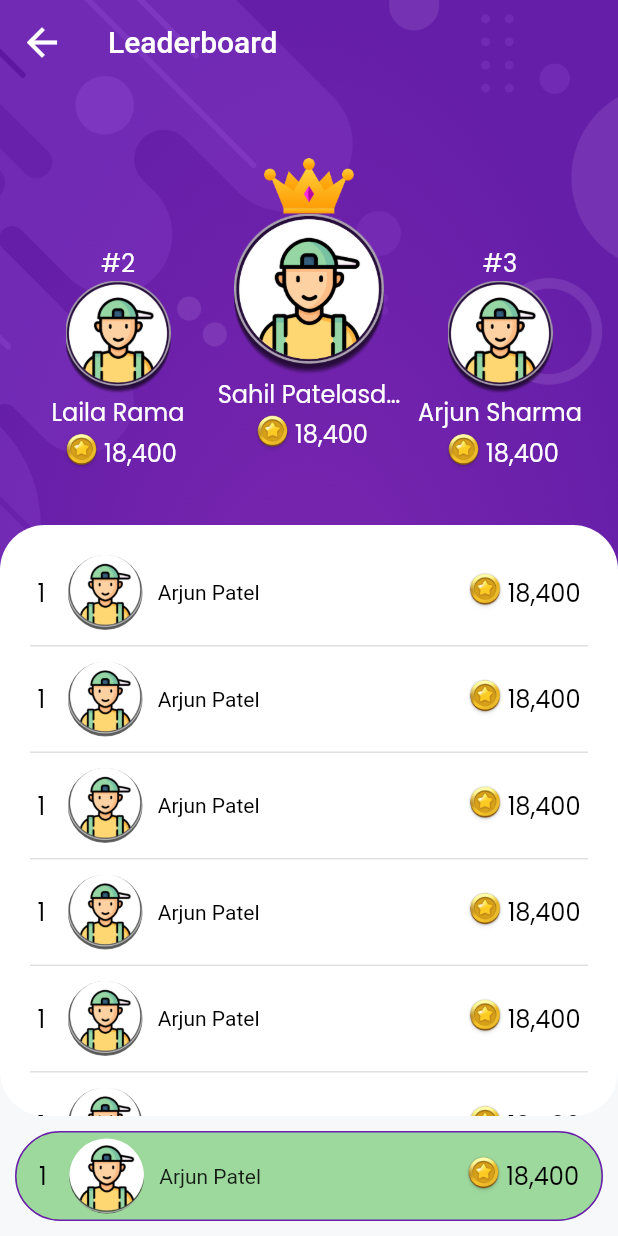
After one commit to abdelRahmanYoussry/Sanad, a Flutter app: the LeaderBoard screen opened directly, on a phone screen of 412 x 824 dp. The commit adds this screen. Run offline on Flutter 3.47's test engine with Material 2 defaults, Android fonts, the phone set to English and light mode, and no system bars; our stand-ins replace dio, easy_localization, flutter_svg, get_storage, google_fonts, introduction_screen and 1 more; accounts and stored records are empty; Roboto replaces fonts that are missing (Manrope).

```diff
--- a/lib/Pages/Level.dart
+++ b/lib/Pages/Level.dart
@@ -63,6 +63,7 @@ class _LevelState extends State<Level> {
             color: Colors.white,
             borderRadius: BorderRadius.all(Radius.circular(40))),
         child: GridView.builder(
+            padding: EdgeInsets.zero,
             gridDelegate: const SliverGridDelegateWithFixedCrossAxisCount(
               crossAxisCount: 2,
             ),
@@ -75,7 +76,8 @@ class _LevelState extends State<Level> {
                 },
                 child: Container(
                   alignment: Alignment.center,
-                  margin: const EdgeInsets.all(15),
+                  margin:
+                      const EdgeInsets.only(left: 10, right: 10, bottom: 20),
                   child: Column(
                     mainAxisAlignment: MainAxisAlignment.center,
                     children: [
@@ -104,7 +106,7 @@ class _LevelState extends State<Level> {
                       boxShadow: [
                         BoxShadow(
                           color: Colors.grey,
-                          blurRadius: 5.0,
+                          blurRadius: 1.0,
                         ),
                       ]),
                 ),
--- /dev/null
+++ b/lib/Pages/leaderboard.dart
@@ -0,0 +1,309 @@
+import 'package:flutter/cupertino.dart';
+import 'package:flutter/material.dart';
+import 'package:google_fonts/google_fonts.dart';
+import 'package:quizapp/Theme/color.dart';
+
+class LeaderBoard extends StatefulWidget {
+  const LeaderBoard({Key? key}) : super(key: key);
+
+  @override
+  _LeaderBoardState createState() => _LeaderBoardState();
+}
+
+class _LeaderBoardState extends State<LeaderBoard> {
+  @override
+  Widget build(BuildContext context) {
+    Size size = MediaQuery.of(context).size;
+    return Scaffold(
+      backgroundColor: appBgColor,
+      body: SingleChildScrollView(
+        child: Stack(
+          children: [
+            SizedBox(
+              height: MediaQuery.of(context).size.height,
+              child: Column(
+                children: [
+                  Container(
+                    height: 400,
+                    decoration: const BoxDecoration(
+                        image: DecorationImage(
+                      image: AssetImage("assets/images/dash_bg.png"),
+                      fit: BoxFit.cover,
+                    )),
+                    child: Row(
+                      mainAxisAlignment: MainAxisAlignment.center,
+                      children: [
+                        const SizedBox(width: 15),
+                        Expanded(
+                          child: SizedBox(
+                            height: 400,
+                            child: Column(
+                              mainAxisAlignment: MainAxisAlignment.center,
+                              children: [
+                                const SizedBox(height: 80),
+                                Text(
+                                  "#2",
+                                  style: GoogleFonts.poppins(
+                                      color: Colors.white, fontSize: 16),
+                                ),
+                                Image.asset(
+                                  "assets/images/ic_user_dummy.png",
+                                  width: 70,
+                                ),
+                                Center(
+                                  child: Text(
+                                    "Laila Rama",
+                                    textAlign: TextAlign.center,
+                                    overflow: TextOverflow.ellipsis,
+                                    style: GoogleFonts.poppins(
+                                        color: Colors.white, fontSize: 16),
+                                  ),
+                                ),
+                                Row(
+                                  crossAxisAlignment: CrossAxisAlignment.center,
+                                  mainAxisAlignment: MainAxisAlignment.center,
+                                  children: [
+                                    SizedBox(
+                                      child: Image.asset(
+                                          "assets/images/ic_icons.png"),
+                                      height: 30,
+                                      width: 30,
+                                    ),
+                                    Text(
+                                      "18,400",
+                                      style: GoogleFonts.poppins(
+                                          color: Colors.white, fontSize: 16),
+                                    ),
+                                  ],
+                                )
+                              ],
+                            ),
+                          ),
+                        ),
+                        Expanded(
+                          child: SizedBox(
+                            height: 400,
+                            child: Column(
+                              mainAxisAlignment: MainAxisAlignment.center,
+                              children: [
+                                const SizedBox(height: 10),
+                                Image.asset(
+                                  "assets/images/ic_user_top.png",
+                                  width: 60,
+                                ),
+                                Image.asset(
+                                  "assets/images/ic_user_dummy.png",
+                                  width: 100,
+                                ),
+                                Center(
+                                  child: Text(
+                                    "Sahil Patelasdasdssdsd",
+                                    textAlign: TextAlign.center,
+                                    overflow: TextOverflow.ellipsis,
+                                    style: GoogleFonts.poppins(
+                                        color: Colors.white, fontSize: 16),
+                                  ),
+                                ),
+                                Row(
+                                  crossAxisAlignment: CrossAxisAlignment.center,
+                                  mainAxisAlignment: MainAxisAlignment.center,
+                                  children: [
+                                    SizedBox(
+                                      child: Image.asset(
+                                          "assets/images/ic_icons.png"),
+                                      height: 30,
+                                      width: 30,
+                                    ),
+                                    Text(
+                                      "18,400",
+                                      style: GoogleFonts.poppins(
+                                          color: Colors.white, fontSize: 16),
+                                    ),
+                                  ],
+                                )
+                              ],
+                            ),
+                          ),
+                        ),
+                        Expanded(
+                          child: SizedBox(
+                            height: 400,
+                            child: Column(
+                              mainAxisAlignment: MainAxisAlignment.center,
+                              children: [
+                                const SizedBox(height: 80),
+                                Text(
+                                  "#3",
+                                  style: GoogleFonts.poppins(
+                                      color: Colors.white, fontSize: 16),
+                                ),
+                                Image.asset(
+                                  "assets/images/ic_user_dummy.png",
+                                  width: 70,
+                                ),
+                                Center(
+                                  child: Text(
+                                    "Arjun Sharma",
+                                    textAlign: TextAlign.center,
+                                    overflow: TextOverflow.ellipsis,
+                                    style: GoogleFonts.poppins(
+                                        color: Colors.white, fontSize: 16),
+                                  ),
+                                ),
+                                Row(
+                                  crossAxisAlignment: CrossAxisAlignment.center,
+                                  mainAxisAlignment: MainAxisAlignment.center,
+                                  children: [
+                                    SizedBox(
+                                      child: Image.asset(
+                                          "assets/images/ic_icons.png"),
+                                      height: 30,
+                                      width: 30,
+                                    ),
+                                    Text(
+                                      "18,400",
+                                      style: GoogleFonts.poppins(
+                                          color: Colors.white, fontSize: 16),
+                                    ),
+                                  ],
+                                )
+                              ],
+                            ),
+                          ),
+                        ),
+                        const SizedBox(width: 15),
+                      ],
+                    ),
+                  ),
+                ],
+              ),
+            ),
+            getAppbar(),
+            buildBody(),
+            getBottom()
+          ],
+        ),
+      ),
+    );
+  }
+
+  getAppbar() {
+    return AppBar(
+      title: const Text(
+        "Leaderboard",
+        style: TextStyle(color: Colors.white, fontSize: 20),
+      ),
+      leading: IconButton(
+        icon: const Icon(Icons.arrow_back, color: Colors.white, size: 30),
+        onPressed: () => Navigator.of(context).pop(),
+      ),
+      backgroundColor: Colors.transparent,
+    );
+  }
+
+  buildBody() {
+    return Positioned.fill(
+      top: 350,
+      bottom: 80,
+      left: 0,
+      right: 0,
+      child: Stack(children: [
+        Container(
+          decoration: const BoxDecoration(
+              color: Colors.white,
+              borderRadius: BorderRadius.all(Radius.circular(30))),
+          height: MediaQuery.of(context).size.height,
+          child: ListView.separated(
+            padding: const EdgeInsets.only(top: 10),
+            itemCount: 25,
+            itemBuilder: (context, index) {
+              return Padding(
+                padding: const EdgeInsets.all(10),
+                child: Row(
+                  children: [
+                    const SizedBox(width: 15),
+                    Text("1",
+                        style: GoogleFonts.poppins(
+                            color: Colors.black, fontSize: 16)),
+                    const SizedBox(width: 15),
+                    const CircleAvatar(
+                        minRadius: 25,
+                        backgroundColor: Colors.transparent,
+                        backgroundImage:
+                            AssetImage("assets/images/ic_user_dummy.png")),
+                    const SizedBox(width: 10),
+                    const Text(
+                      "Arjun Patel",
+                      style: TextStyle(color: black),
+                    ),
+                    const Spacer(),
+                    SizedBox(
+                      child: Image.asset("assets/images/ic_icons.png"),
+                      height: 30,
+                      width: 30,
+                    ),
+                    Text(
+                      "18,400",
+                      style: GoogleFonts.poppins(
+                          color: Colors.black, fontSize: 16),
+                    ),
+                    const SizedBox(width: 15),
+                  ],
+                ),
+              );
+            },
+            separatorBuilder: (context, index) {
+              return const Padding(
+                padding: EdgeInsets.only(left: 20, right: 20),
+                child: Divider(height: 1, thickness: 1),
+              );
+            },
+          ),
+        ),
+      ]),
+    );
+  }
+
+  getBottom() {
+    return Positioned.fill(
+      child: Align(
+        alignment: Alignment.bottomCenter,
+        child: Container(
+          margin: const EdgeInsets.all(10),
+          decoration: BoxDecoration(
+              color: leaderSelect,
+              border: Border.all(color: appColor),
+              borderRadius: BorderRadius.all(Radius.circular(40))),
+          height: 60,
+          child: Row(
+            children: [
+              const SizedBox(width: 15),
+              Text("1",
+                  style:
+                      GoogleFonts.poppins(color: Colors.black, fontSize: 16)),
+              const SizedBox(width: 15),
+              const CircleAvatar(
+                  minRadius: 25,
+                  backgroundColor: Colors.transparent,
+                  backgroundImage:
+                      AssetImage("assets/images/ic_user_dummy.png")),
+              const SizedBox(width: 10),
+              const Text("Arjun Patel"),
+              const Spacer(),
+              SizedBox(
+                child: Image.asset("assets/images/ic_icons.png"),
+                height: 30,
+                width: 30,
+              ),
+              Text(
+                "18,400",
+                style: GoogleFonts.poppins(color: Colors.black, fontSize: 16),
+              ),
+              const SizedBox(width: 15),
+            ],
+          ),
+        ),
+      ),
+    );
+  }
+}
--- a/lib/Theme/color.dart
+++ b/lib/Theme/color.dart
@@ -1,23 +1,32 @@
 import 'package:flutter/material.dart';
 
-const primary = Color(0xFFe6b56c);
-const secondary = Color(0xFFe96561);
+const primary = Color(0xff681FA9);
+const secondary = Color(0xff999999);
+
+const appColor = Color(0xff681FA9);
+const appDarkColor = Color(0xff681FA9);
+const appaccentColor = Color(0xff999999);
 
 const mainColor = Color(0xFF000000);
 const darker = Color(0xFF3E4249);
 const appBgColor = Color(0xFFF6F8FA);
 const appBarColor = Color(0xFFF7F7F7);
+const tabbarunselect = Color(0xFF975CC2);
 const bottomBarColor = Colors.white;
 const inActiveColor = Colors.grey;
 const shadowColor = Colors.black87;
+const leaderSelect = Color(0x6A20AA1A);
 const textBoxColor = Colors.white;
 const textColor = Color(0xFF000000);
+const textColorGrey = Color(0xFF666666);
 const labelColor = Color(0xFF8A8989);
 
 const actionColor = Color(0xFFe54140);
 const buttonColor = Color(0xFFcdacf9);
 const cardColor = Colors.white;
 
+const white = Color(0xFFFFFFFF);
+const black = Color(0xFF000000);
 const yellow = Color(0xFFffcb66);
 const green = Color(0xFFa2e1a6);
 const pink = Color(0xFFf5bde8);
```
Also changed, not shown: lib/Pages/Category.dart (+6 -17 lines), lib/Pages/Contest.dart (added, +141 -0 lines), lib/Pages/Home.dart (+17 -1 lines), lib/widget/CustomAppbar.dart (added, +33 -0 lines), lib/widget/CustomText.dart (added, +24 -0 lines), assets/images/ic_icons.png (added), assets/images/ic_user_dummy.png (added), assets/images/ic_user_top.png (added), lib/Utils/Constant.dart (added).
